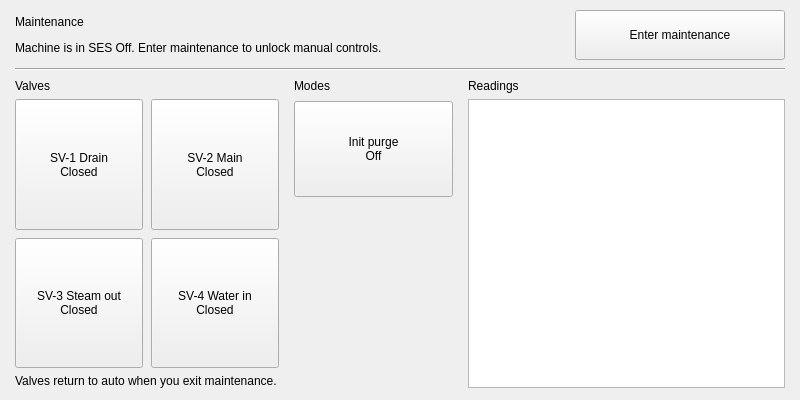
Qt form ui/resources/MaintPage_widget.ui (tamdak-dan/rch-steamer) before a commit.
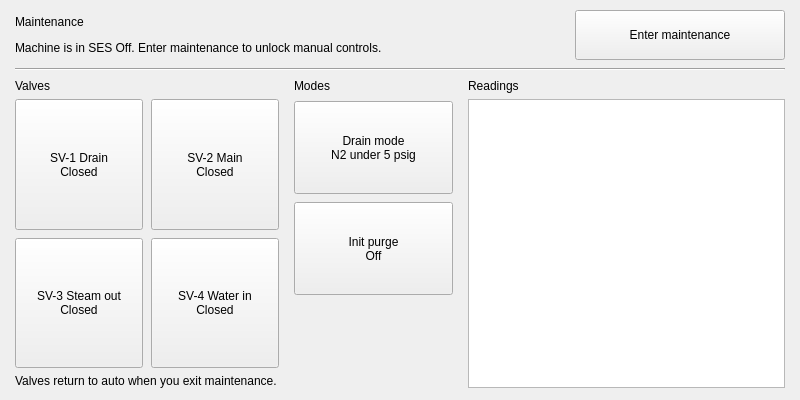
The same form after that commit.

Commit message: Restore drain mode on the maintenance page, with an air-supply check

Diff of the .ui file:
```diff
--- a/ui/resources/MaintPage_widget.ui
+++ b/ui/resources/MaintPage_widget.ui
@@ -239,7 +239,7 @@
       </layout>
      </item>
      <item>
-      <layout class="QVBoxLayout" name="MaintPage_Modes" stretch="0,1,2">
+      <layout class="QVBoxLayout" name="MaintPage_Modes" stretch="0,1,1,1">
        <property name="spacing">
         <number>8</number>
        </property>
@@ -250,6 +250,32 @@
          </property>
         </widget>
        </item>
+       <item>
+        <widget class="QPushButton" name="PLC_bMaintDrainMode">
+         <property name="sizePolicy">
+          <sizepolicy hsizetype="Expanding" vsizetype="Preferred">
+           <horstretch>0</horstretch>
+           <verstretch>0</verstretch>
+          </sizepolicy>
+         </property>
+         <property name="minimumSize">
+          <size>
+           <width>0</width>
+           <height>56</height>
+          </size>
+         </property>
+         <property name="text">
+          <string>Drain mode
+N2 under 5 psig</string>
+         </property>
+         <property name="checkable">
+          <bool>true</bool>
+         </property>
+         <property name="maint" stdset="0">
+          <bool>true</bool>
+         </property>
+        </widget>
+       </item>
        <item>
         <widget class="QPushButton" name="PLC_bMaintInitPurge">
          <property name="sizePolicy">
```
The commit also changes 2 other files.
